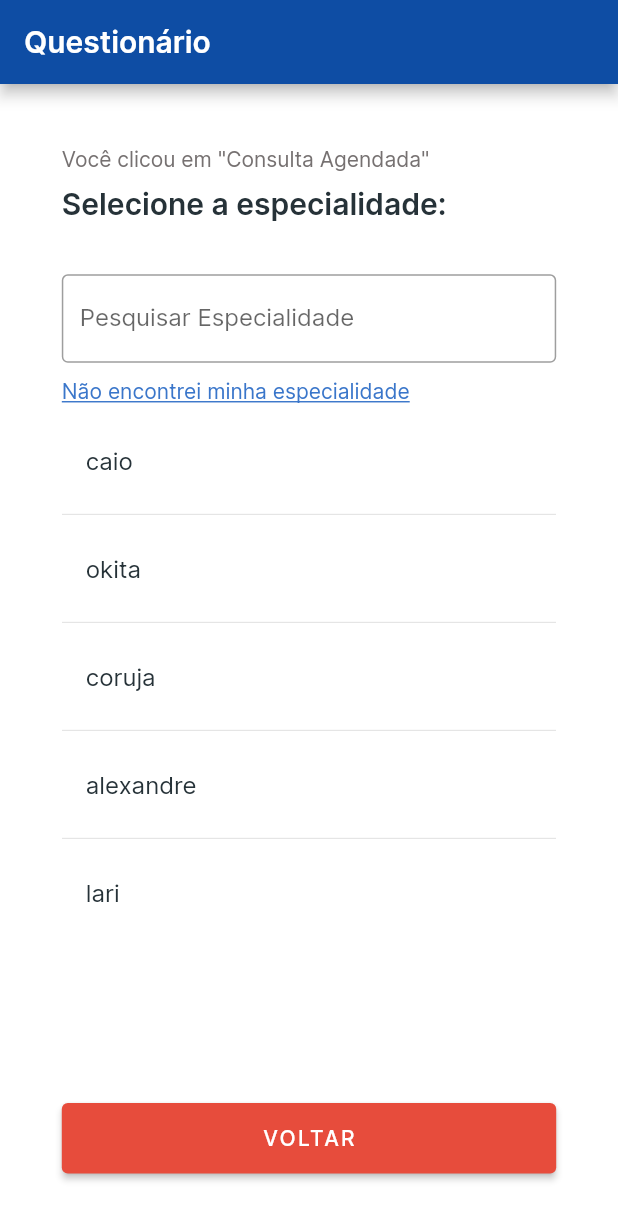
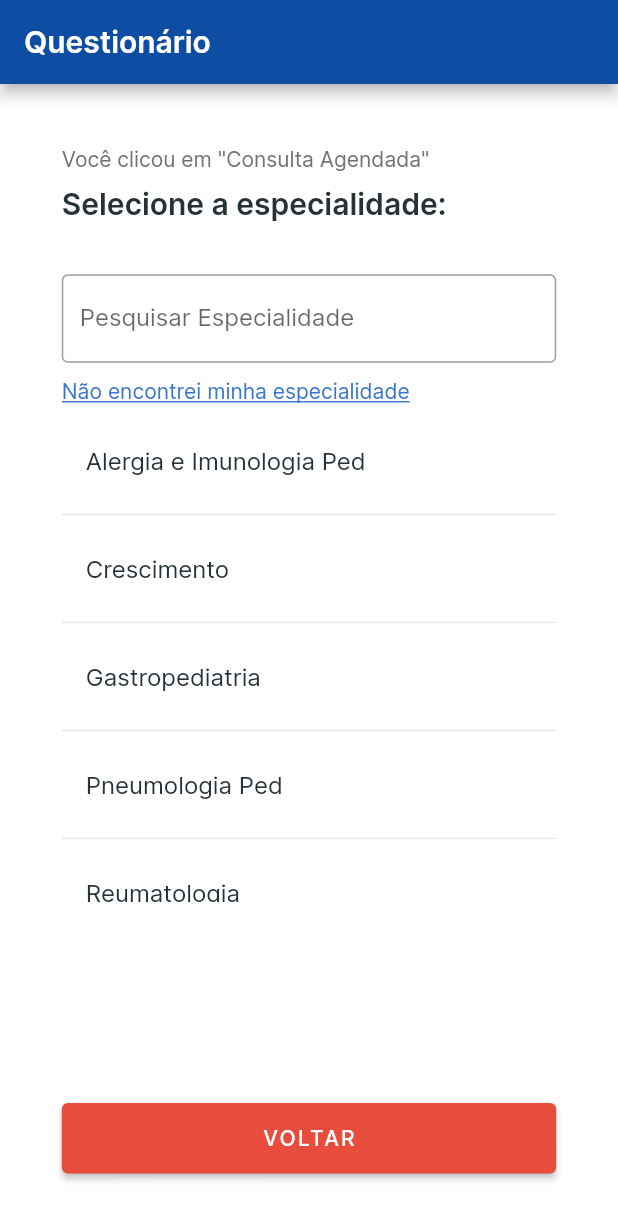
Before and after one commit to AlexandreOkita/eaki, a Flutter app: the ChooseSpecialtyPage widget shown alone on an empty page, opened directly, on a phone screen of 412 x 824 dp. Shown: the top 1220 px of the screen. Run offline on Flutter 3.47's test engine with Material 2 defaults, Android fonts, the phone set to English and light mode, and no system bars; our stand-ins replace flutter_riverpod.

```diff
--- a/lib/pages/choose_specialty_page.dart
+++ b/lib/pages/choose_specialty_page.dart
@@ -27,9 +27,13 @@ class ChooseSpecialtyPage extends ConsumerWidget {
           : null,
       previousOption: previousOption,
       question: "Selecione a especialidade:",
-      centralWidget: OptionTileList(
-          provider: chosenSpecialtyProvider,
-          items: const ["caio", "okita", "coruja", "alexandre", "lari", "amanda"]),
+      centralWidget: OptionTileList(provider: chosenSpecialtyProvider, items: const [
+        "Alergia e Imunologia Ped",
+        "Crescimento",
+        "Gastropediatria",
+        "Pneumologia Ped",
+        "Reumatologia"
+      ]),
     );
   }
 }
--- a/lib/pages/request_hc_number_page.dart
+++ b/lib/pages/request_hc_number_page.dart
@@ -28,7 +28,6 @@ class RequestHCNumberPage extends ConsumerWidget {
       notMappedButton: NotMappedButton(
         text: "Não sei meu número HC",
         onPressed: () {
-          _formKey.currentState!.validate();
           Navigator.push(
             context,
             MaterialPageRoute(
```
Also changed, not shown: lib/pages/go_to_yellow_track_page.dart (+5 -2 lines).
